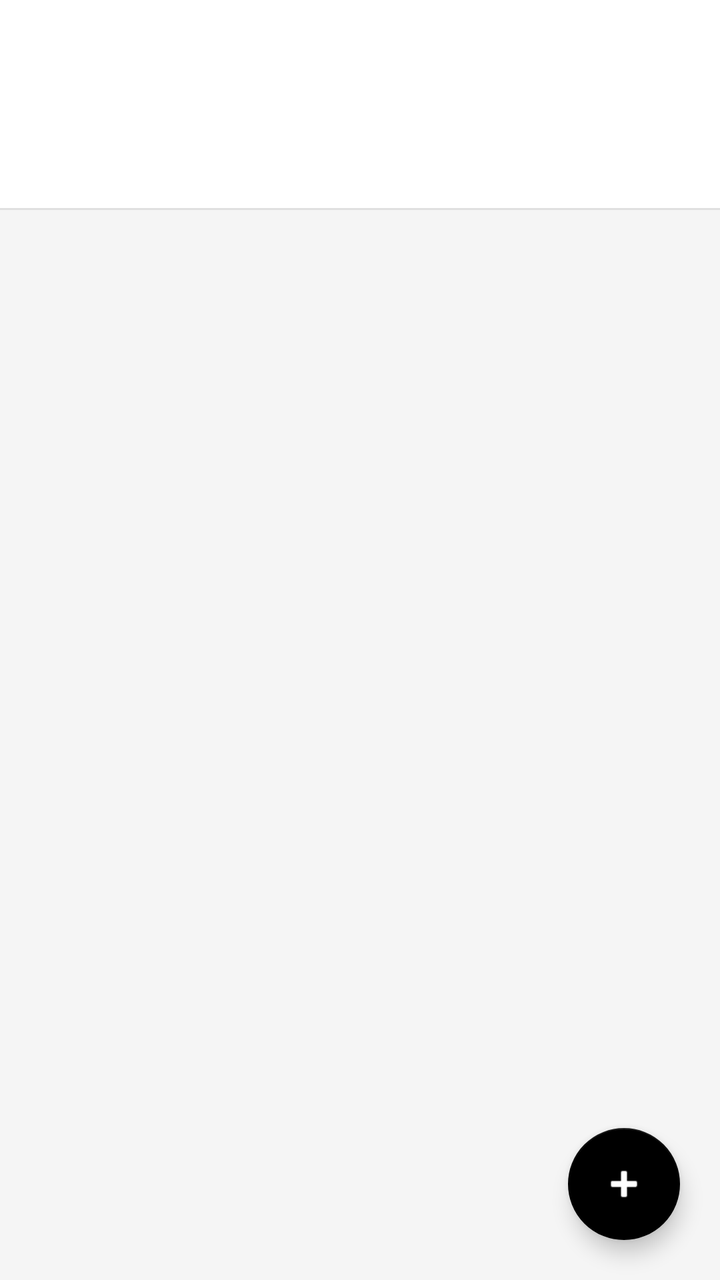
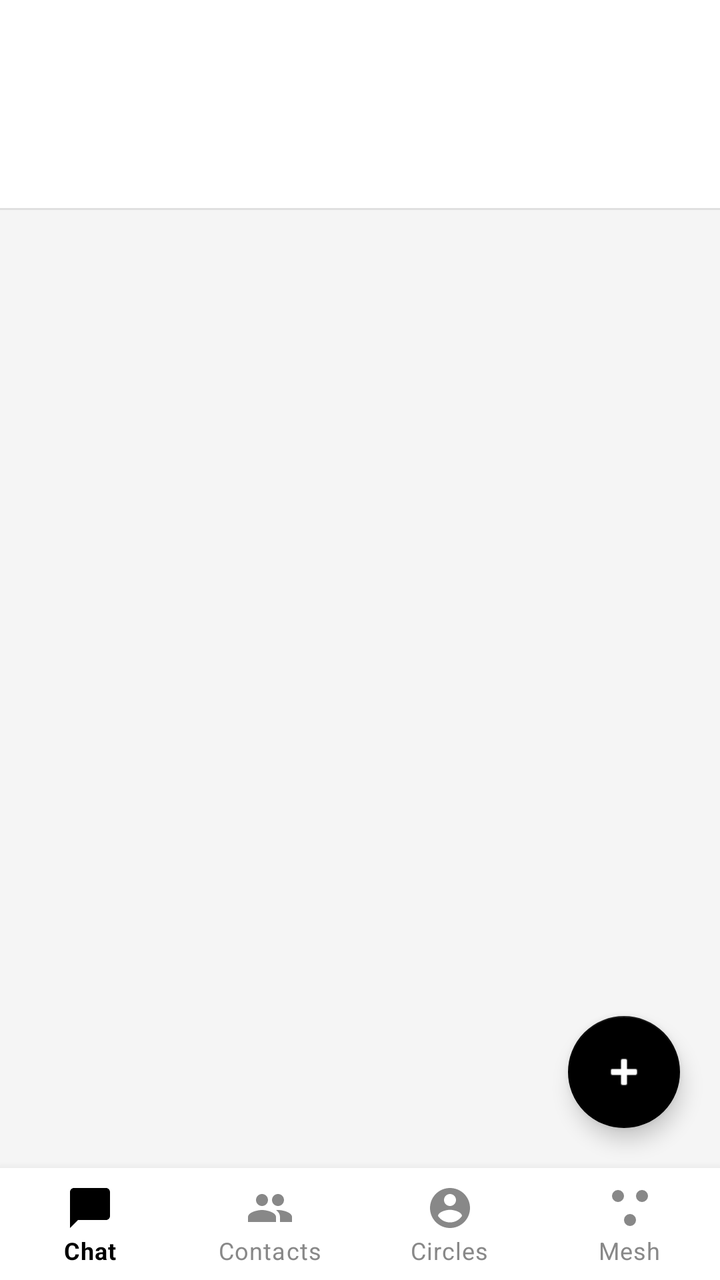

An Android layout rendered at two revisions. The XML below is the earlier revision; the diff shows what the commit changed to produce the second picture.
<!-- AndroidManifest.xml: application theme Theme.ResQNet -->
<!-- res/layout/activity_circles.xml -->
<?xml version="1.0" encoding="utf-8"?>
<androidx.coordinatorlayout.widget.CoordinatorLayout
    xmlns:android="http://schemas.android.com/apk/res/android"
    xmlns:app="http://schemas.android.com/apk/res-auto"
    android:layout_width="match_parent"
    android:layout_height="match_parent"
    android:background="@color/surface">

    <com.google.android.material.appbar.AppBarLayout
        android:layout_width="match_parent"
        android:layout_height="wrap_content"
        android:background="@color/surface_card"
        app:elevation="0dp">

        <androidx.appcompat.widget.Toolbar
            android:id="@+id/toolbar"
            android:layout_width="match_parent"
            android:layout_height="?attr/actionBarSize"
            android:background="@color/surface_card"
            app:titleTextColor="@color/text_primary"
            app:navigationIconTint="@color/text_primary" />

        <com.google.android.material.tabs.TabLayout
            android:id="@+id/tabLayout"
            android:layout_width="match_parent"
            android:layout_height="wrap_content"
            android:background="@color/surface_card"
            app:tabTextColor="@color/text_muted"
            app:tabSelectedTextColor="@color/text_primary"
            app:tabIndicatorColor="@color/text_primary"
            app:tabIndicatorHeight="2dp" />

        <View
            android:layout_width="match_parent"
            android:layout_height="1dp"
            android:background="@color/color_divider" />

    </com.google.android.material.appbar.AppBarLayout>

    <androidx.viewpager2.widget.ViewPager2
        android:id="@+id/viewPager"
        android:layout_width="match_parent"
        android:layout_height="match_parent"
        app:layout_behavior="@string/appbar_scrolling_view_behavior" />

    
    <com.google.android.material.floatingactionbutton.FloatingActionButton
        android:id="@+id/fabCreateCircle"
        android:layout_width="wrap_content"
        android:layout_height="wrap_content"
        android:layout_gravity="bottom|end"
        android:layout_margin="20dp"
        android:contentDescription="@string/action_create_circle"
        app:backgroundTint="@color/resq_primary"
        app:tint="@color/white"
        app:srcCompat="@android:drawable/ic_input_add" />

</androidx.coordinatorlayout.widget.CoordinatorLayout>
<!-- resources referenced by this layout -->
<resources>
  <color name="color_divider">#E0E0E0</color>
  <color name="resq_primary">#000000</color>
  <color name="surface">#F5F5F5</color>
  <color name="surface_card">#FFFFFF</color>
  <color name="text_muted">#888888</color>
  <color name="text_primary">#000000</color>
  <color name="white">#FFFFFFFF</color>
  <string name="action_create_circle">Create Circle</string>
  <style name="Theme.ResQNet" parent="Theme.MaterialComponents.DayNight.NoActionBar">
          
          <item name="colorPrimary">@color/resq_primary</item>
          <item name="colorPrimaryVariant">@color/resq_primary_dark</item>
          <item name="colorOnPrimary">@color/white</item>
          
          <item name="colorSecondary">@color/resq_primary</item>
          <item name="colorSecondaryVariant">@color/resq_primary</item>
          <item name="colorOnSecondary">@color/white</item>
          
          <item name="android:colorBackground">@color/surface_card</item>
          <item name="colorSurface">@color/surface_card</item>
          <item name="colorOnSurface">@color/text_primary</item>
          
          <item name="android:statusBarColor">@color/resq_primary</item>
          <item name="android:navigationBarColor">@color/white</item>
          <item name="android:windowLightStatusBar" tools:targetApi="m">false</item>
          
          <item name="materialButtonStyle">@style/Widget.ResQNet.Button</item>
      </style>
  <color name="resq_primary_dark">#000000</color>
  <style name="Widget.ResQNet.Button" parent="Widget.MaterialComponents.Button">
          <item name="backgroundTint">@color/resq_primary</item>
          <item name="android:textColor">@color/white</item>
          <item name="cornerRadius">24dp</item>
      </style>
</resources>

<!-- the commit's change to res/layout/activity_circles.xml (unified diff, before → after) -->
@@ -1,58 +1,76 @@
 <?xml version="1.0" encoding="utf-8"?>
-<androidx.coordinatorlayout.widget.CoordinatorLayout
-    xmlns:android="http://schemas.android.com/apk/res/android"
+<RelativeLayout xmlns:android="http://schemas.android.com/apk/res/android"
     xmlns:app="http://schemas.android.com/apk/res-auto"
     android:layout_width="match_parent"
     android:layout_height="match_parent"
     android:background="@color/surface">
 
-    <com.google.android.material.appbar.AppBarLayout
+    <androidx.coordinatorlayout.widget.CoordinatorLayout
         android:layout_width="match_parent"
-        android:layout_height="wrap_content"
-        android:background="@color/surface_card"
-        app:elevation="0dp">
+        android:layout_height="match_parent"
+        android:layout_above="@id/bottomNav">
 
-        <androidx.appcompat.widget.Toolbar
-            android:id="@+id/toolbar"
-            android:layout_width="match_parent"
-            android:layout_height="?attr/actionBarSize"
-            android:background="@color/surface_card"
-            app:titleTextColor="@color/text_primary"
-            app:navigationIconTint="@color/text_primary" />
-
-        <com.google.android.material.tabs.TabLayout
-            android:id="@+id/tabLayout"
+        <com.google.android.material.appbar.AppBarLayout
             android:layout_width="match_parent"
             android:layout_height="wrap_content"
             android:background="@color/surface_card"
-            app:tabTextColor="@color/text_muted"
-            app:tabSelectedTextColor="@color/text_primary"
-            app:tabIndicatorColor="@color/text_primary"
-            app:tabIndicatorHeight="2dp" />
+            app:elevation="0dp">
 
-        <View
+            <androidx.appcompat.widget.Toolbar
+                android:id="@+id/toolbar"
+                android:layout_width="match_parent"
+                android:layout_height="?attr/actionBarSize"
+                android:background="@color/surface_card"
+                app:titleTextColor="@color/text_primary"
+                app:navigationIconTint="@color/text_primary" />
+
+            <com.google.android.material.tabs.TabLayout
+                android:id="@+id/tabLayout"
+                android:layout_width="match_parent"
+                android:layout_height="wrap_content"
+                android:background="@color/surface_card"
+                app:tabTextColor="@color/text_muted"
+                app:tabSelectedTextColor="@color/text_primary"
+                app:tabIndicatorColor="@color/text_primary"
+                app:tabIndicatorHeight="2dp" />
+
+            <View
+                android:layout_width="match_parent"
+                android:layout_height="1dp"
+                android:background="@color/color_divider" />
+
+        </com.google.android.material.appbar.AppBarLayout>
+
+        <androidx.viewpager2.widget.ViewPager2
+            android:id="@+id/viewPager"
             android:layout_width="match_parent"
-            android:layout_height="1dp"
-            android:background="@color/color_divider" />
+            android:layout_height="match_parent"
+            app:layout_behavior="@string/appbar_scrolling_view_behavior" />
 
-    </com.google.android.material.appbar.AppBarLayout>
+        
+        <com.google.android.material.floatingactionbutton.FloatingActionButton
+            android:id="@+id/fabCreateCircle"
+            android:layout_width="wrap_content"
+            android:layout_height="wrap_content"
+            android:layout_gravity="bottom|end"
+            android:layout_margin="20dp"
+            android:contentDescription="@string/action_create_circle"
+            app:backgroundTint="@color/resq_primary"
+            app:tint="@color/white"
+            app:srcCompat="@android:drawable/ic_input_add" />
 
-    <androidx.viewpager2.widget.ViewPager2
-        android:id="@+id/viewPager"
+    </androidx.coordinatorlayout.widget.CoordinatorLayout>
+
+    <com.google.android.material.bottomnavigation.BottomNavigationView
+        android:id="@+id/bottomNav"
         android:layout_width="match_parent"
-        android:layout_height="match_parent"
-        app:layout_behavior="@string/appbar_scrolling_view_behavior" />
+        android:layout_height="wrap_content"
+        android:layout_alignParentBottom="true"
+        android:background="@color/surface_card"
+        app:menu="@menu/bottom_nav_menu"
+        app:itemIconTint="@color/bottom_nav_color"
+        app:itemTextColor="@color/bottom_nav_color"
+        app:elevation="8dp"
+        app:labelVisibilityMode="labeled" />
 
-    
-    <com.google.android.material.floatingactionbutton.FloatingActionButton
-        android:id="@+id/fabCreateCircle"
-        android:layout_width="wrap_content"
-        android:layout_height="wrap_content"
-        android:layout_gravity="bottom|end"
-        android:layout_margin="20dp"
-        android:contentDescription="@string/action_create_circle"
-        app:backgroundTint="@color/resq_primary"
-        app:tint="@color/white"
-        app:srcCompat="@android:drawable/ic_input_add" />
-
-</androidx.coordinatorlayout.widget.CoordinatorLayout>
+</RelativeLayout>
